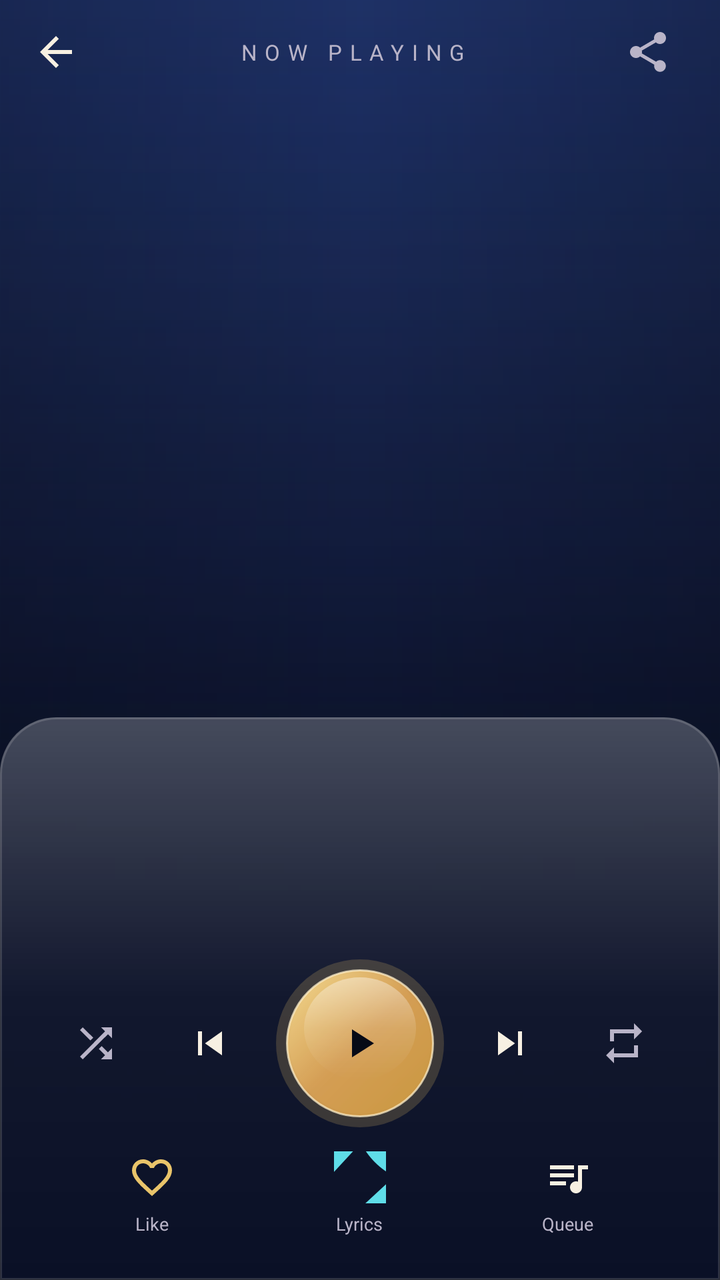
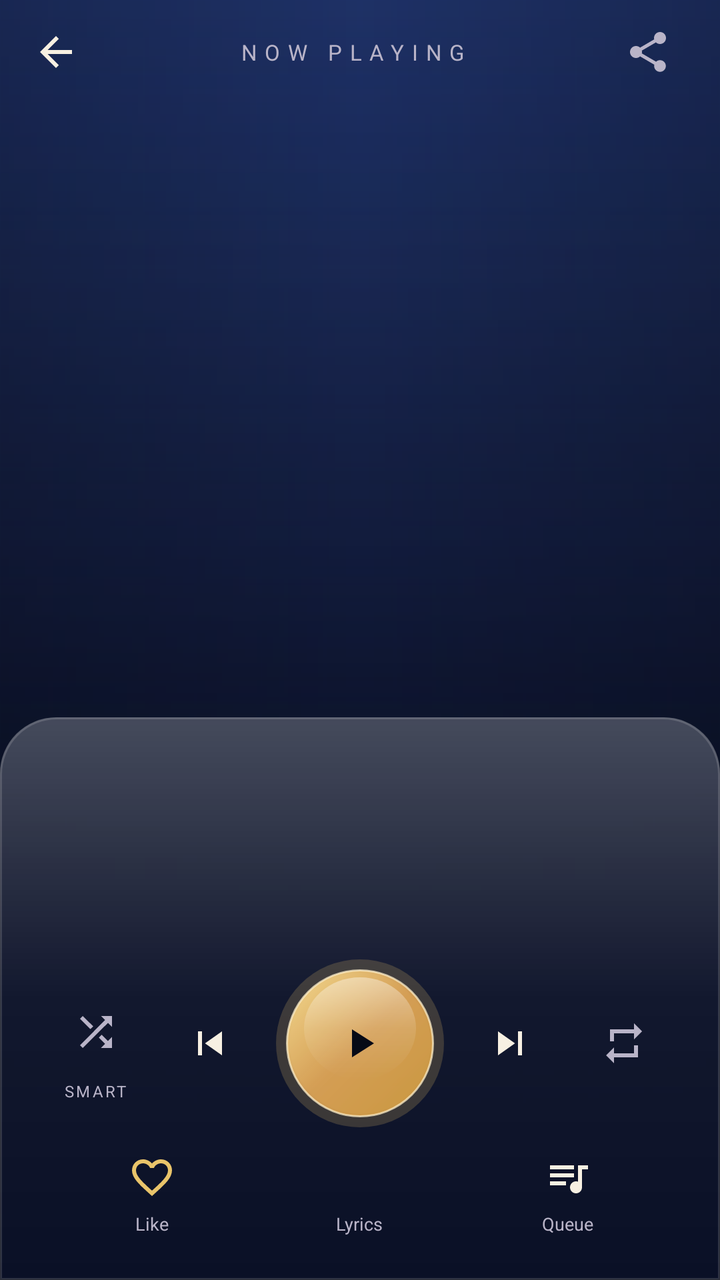

An Android layout rendered at two revisions. The XML below is the earlier revision; the diff shows what the commit changed to produce the second picture.
<!-- AndroidManifest.xml: application theme Theme.NightLight -->
<!-- res/layout/activity_now_playing.xml -->
<?xml version="1.0" encoding="utf-8"?>
<FrameLayout xmlns:android="http://schemas.android.com/apk/res/android"
    xmlns:app="http://schemas.android.com/apk/res-auto"
    android:id="@+id/now_playing_root"
    android:layout_width="match_parent"
    android:layout_height="match_parent"
    android:background="@drawable/bg_now_playing">

    
    <ImageView
        android:id="@+id/np_backdrop"
        android:layout_width="match_parent"
        android:layout_height="match_parent"
        android:alpha="0.52"
        android:contentDescription="@null"
        android:scaleType="centerCrop" />

    
    <View
        android:layout_width="match_parent"
        android:layout_height="match_parent"
        android:background="@drawable/bg_scrim_art" />

    <LinearLayout
        android:layout_width="match_parent"
        android:layout_height="match_parent"
        android:orientation="vertical">

        
        <LinearLayout
            android:layout_width="match_parent"
            android:layout_height="52dp"
            android:gravity="center_vertical"
            android:orientation="horizontal"
            android:paddingStart="8dp"
            android:paddingEnd="16dp">

            <ImageButton
                android:id="@+id/np_back"
                android:layout_width="40dp"
                android:layout_height="40dp"
                android:background="?attr/selectableItemBackgroundBorderless"
                android:contentDescription="@string/action_back"
                android:src="@drawable/ic_arrow_back"
                app:tint="@color/nightlight_cream" />

            <TextView
                android:layout_width="0dp"
                android:layout_height="wrap_content"
                android:layout_weight="1"
                android:gravity="center"
                android:letterSpacing="0.35"
                android:text="@string/now_playing_desc"
                android:textAllCaps="true"
                android:textColor="@color/nightlight_cream_dim"
                android:textSize="11sp" />

            <ImageButton
                android:id="@+id/np_share"
                android:layout_width="40dp"
                android:layout_height="40dp"
                android:background="?attr/selectableItemBackgroundBorderless"
                android:contentDescription="@string/action_share"
                android:src="@drawable/ic_share"
                app:tint="@color/nightlight_cream_dim" />
        </LinearLayout>

        
        <FrameLayout
            android:id="@+id/np_artwork_stage"
            android:layout_width="match_parent"
            android:layout_height="0dp"
            android:layout_weight="1"
            android:gravity="center">

            <View
                android:id="@+id/np_artwork_ring"
                android:layout_width="0dp"
                android:layout_height="0dp"
                android:background="@drawable/bg_artwork_stage" />

            <ImageView
                android:id="@+id/np_artwork"
                android:layout_width="0dp"
                android:layout_height="0dp"
                android:adjustViewBounds="false"
                android:background="@drawable/bg_artwork_placeholder_round"
                android:contentDescription="@string/artwork_desc"
                android:elevation="12dp"
                android:scaleType="centerCrop" />
        </FrameLayout>

        
        <LinearLayout
            android:layout_width="match_parent"
            android:layout_height="wrap_content"
            android:background="@drawable/bg_glass_panel"
            android:orientation="vertical"
            android:paddingStart="24dp"
            android:paddingTop="18dp"
            android:paddingEnd="24dp"
            android:paddingBottom="10dp">

            <TextView
                android:id="@+id/np_title"
                android:layout_width="match_parent"
                android:layout_height="wrap_content"
                android:ellipsize="end"
                android:fontFamily="sans-serif-medium"
                android:gravity="center"
                android:letterSpacing="0.01"
                android:maxLines="1"
                android:textColor="@color/nightlight_ivory"
                android:textSize="21sp"
                android:textStyle="bold" />

            <TextView
                android:id="@+id/np_artist"
                android:layout_width="match_parent"
                android:layout_height="wrap_content"
                android:layout_marginTop="4dp"
                android:ellipsize="end"
                android:gravity="center"
                android:letterSpacing="0.05"
                android:maxLines="1"
                android:textColor="@color/nightlight_cream_dim"
                android:textSize="13sp" />

            
            <SeekBar
                android:id="@+id/np_seek"
                android:layout_width="match_parent"
                android:layout_height="wrap_content"
                android:layout_marginTop="6dp"
                android:max="1000"
                android:minHeight="36dp"
                android:paddingStart="0dp"
                android:paddingEnd="0dp"
                android:progressDrawable="@drawable/bg_seek_progress"
                android:splitTrack="false"
                android:thumb="@drawable/bg_seek_thumb"
                android:thumbOffset="10dp" />

            <LinearLayout
                android:layout_width="match_parent"
                android:layout_height="wrap_content"
                android:layout_marginTop="-6dp"
                android:orientation="horizontal">

                <TextView
                    android:id="@+id/np_position"
                    android:layout_width="0dp"
                    android:layout_height="wrap_content"
                    android:layout_weight="1"
                    android:textColor="@color/nightlight_cream_dim"
                    android:textSize="11sp" />

                <TextView
                    android:id="@+id/np_duration"
                    android:layout_width="0dp"
                    android:layout_height="wrap_content"
                    android:gravity="end"
                    android:layout_weight="1"
                    android:textColor="@color/nightlight_cream_dim"
                    android:textSize="11sp" />
            </LinearLayout>

            
            <LinearLayout
                android:layout_width="match_parent"
                android:layout_height="wrap_content"
                android:layout_marginTop="2dp"
                android:gravity="center_vertical"
                android:orientation="horizontal">

                <ImageButton
                    android:id="@+id/np_shuffle"
                    android:layout_width="@dimen/control_button"
                    android:layout_height="@dimen/control_button"
                    android:background="?attr/selectableItemBackgroundBorderless"
                    android:contentDescription="@string/action_shuffle"
                    android:padding="12dp"
                    android:src="@drawable/ic_shuffle"
                    app:tint="@color/nightlight_cream_dim" />

                <Space
                    android:layout_width="0dp"
                    android:layout_height="1dp"
                    android:layout_weight="1" />

                <ImageButton
                    android:id="@+id/np_previous"
                    android:layout_width="54dp"
                    android:layout_height="54dp"
                    android:background="?attr/selectableItemBackgroundBorderless"
                    android:contentDescription="@string/action_previous"
                    android:padding="14dp"
                    android:src="@drawable/ic_skip_previous"
                    app:tint="@color/nightlight_cream" />

                <Space
                    android:layout_width="0dp"
                    android:layout_height="1dp"
                    android:layout_weight="1" />

                <ImageButton
                    android:id="@+id/np_play_pause"
                    android:layout_width="84dp"
                    android:layout_height="84dp"
                    android:background="@drawable/bg_play_button"
                    android:contentDescription="@string/cd_play_pause"
                    android:padding="24dp"
                    android:src="@drawable/ic_play"
                    app:tint="@color/nightlight_navy_deep" />

                <Space
                    android:layout_width="0dp"
                    android:layout_height="1dp"
                    android:layout_weight="1" />

                <ImageButton
                    android:id="@+id/np_next"
                    android:layout_width="54dp"
                    android:layout_height="54dp"
                    android:background="?attr/selectableItemBackgroundBorderless"
                    android:contentDescription="@string/action_next"
                    android:padding="14dp"
                    android:src="@drawable/ic_skip_next"
                    app:tint="@color/nightlight_cream" />

                <Space
                    android:layout_width="0dp"
                    android:layout_height="1dp"
                    android:layout_weight="1" />

                <ImageButton
                    android:id="@+id/np_repeat"
                    android:layout_width="@dimen/control_button"
                    android:layout_height="@dimen/control_button"
                    android:background="?attr/selectableItemBackgroundBorderless"
                    android:contentDescription="@string/action_repeat"
                    android:padding="12dp"
                    android:src="@drawable/ic_repeat"
                    app:tint="@color/nightlight_cream_dim" />
            </LinearLayout>

            
            <LinearLayout
                android:layout_width="match_parent"
                android:layout_height="wrap_content"
                android:layout_marginTop="6dp"
                android:layout_marginBottom="6dp"
                android:orientation="horizontal">

                <LinearLayout
                    android:id="@+id/np_like"
                    android:layout_width="0dp"
                    android:layout_height="wrap_content"
                    android:layout_weight="1"
                    android:background="?attr/selectableItemBackground"
                    android:clickable="true"
                    android:focusable="true"
                    android:gravity="center"
                    android:orientation="vertical"
                    android:paddingTop="6dp"
                    android:paddingBottom="6dp">

                    <ImageButton
                        android:id="@+id/np_like_icon"
                        android:layout_width="26dp"
                        android:layout_height="26dp"
                        android:background="@null"
                        android:contentDescription="@string/action_like"
                        android:padding="2dp"
                        android:src="@drawable/ic_favorite_border"
                        app:tint="@color/nightlight_gold" />

                    <TextView
                        android:layout_width="wrap_content"
                        android:layout_height="wrap_content"
                        android:layout_marginTop="4dp"
                        android:text="@string/action_like"
                        android:textColor="@color/nightlight_cream_dim"
                        android:textSize="9sp" />
                </LinearLayout>

                <LinearLayout
                    android:id="@+id/np_lyrics"
                    android:layout_width="0dp"
                    android:layout_height="wrap_content"
                    android:layout_weight="1"
                    android:background="?attr/selectableItemBackground"
                    android:clickable="true"
                    android:focusable="true"
                    android:gravity="center"
                    android:orientation="vertical"
                    android:paddingTop="6dp"
                    android:paddingBottom="6dp">

                    <ImageButton
                        android:id="@+id/np_lyrics_icon"
                        android:layout_width="26dp"
                        android:layout_height="26dp"
                        android:background="@null"
                        android:contentDescription="@string/lyrics_desc"
                        android:padding="2dp"
                        android:src="@drawable/ic_lyrics_sing"
                        app:tint="@color/nightlight_cyan" />

                    <TextView
                        android:layout_width="wrap_content"
                        android:layout_height="wrap_content"
                        android:layout_marginTop="4dp"
                        android:text="@string/lyrics_title"
                        android:textColor="@color/nightlight_cream_dim"
                        android:textSize="9sp" />
                </LinearLayout>

                <LinearLayout
                    android:id="@+id/np_queue"
                    android:layout_width="0dp"
                    android:layout_height="wrap_content"
                    android:layout_weight="1"
                    android:background="?attr/selectableItemBackground"
                    android:clickable="true"
                    android:focusable="true"
                    android:gravity="center"
                    android:orientation="vertical"
                    android:paddingTop="6dp"
                    android:paddingBottom="6dp">

                    <ImageButton
                        android:id="@+id/np_queue_icon"
                        android:layout_width="26dp"
                        android:layout_height="26dp"
                        android:background="@null"
                        android:contentDescription="@string/action_queue"
                        android:padding="2dp"
                        android:src="@drawable/ic_queue_music"
                        app:tint="@color/nightlight_cream" />

                    <TextView
                        android:layout_width="wrap_content"
                        android:layout_height="wrap_content"
                        android:layout_marginTop="4dp"
                        android:text="@string/action_queue"
                        android:textColor="@color/nightlight_cream_dim"
                        android:textSize="9sp" />
                </LinearLayout>
            </LinearLayout>
        </LinearLayout>
    </LinearLayout>
</FrameLayout>
<!-- resources referenced by this layout -->
<resources>
  <color name="nightlight_cream">#F7F0E2</color>
  <color name="nightlight_cream_dim">#B9B4C8</color>
  <color name="nightlight_cyan">#5FDDE8</color>
  <color name="nightlight_gold">#E9C46A</color>
  <color name="nightlight_ivory">#FFF9EC</color>
  <color name="nightlight_navy_deep">#070A16</color>
  <dimen name="control_button">48dp</dimen>
  <!-- drawable bg_scrim_art (drawable) -->
  <?xml version="1.0" encoding="utf-8"?>
  <shape xmlns:android="http://schemas.android.com/apk/res/android"
      android:shape="rectangle">
      <gradient
          android:angle="270"
          android:startColor="#55070A16"
          android:centerColor="#66070A16"
          android:endColor="#E6070A16" />
  </shape>
  <!-- drawable ic_arrow_back (drawable) -->
  <vector xmlns:android="http://schemas.android.com/apk/res/android"
      android:width="24dp" android:height="24dp"
      android:viewportWidth="24" android:viewportHeight="24">
      <path android:fillColor="#FFFFFFFF" android:pathData="M20,11L7.83,11l5.59,-5.59L12,4l-8,8 8,8 1.41,-1.41L7.83,13L20,13v-2z" />
  </vector>
  <!-- drawable ic_lyrics_sing: png bitmap (drawable-nodpi, 12471 bytes) -->
  <!-- drawable ic_play (drawable) -->
  <vector xmlns:android="http://schemas.android.com/apk/res/android"
      android:width="24dp" android:height="24dp"
      android:viewportWidth="24" android:viewportHeight="24">
      <path android:fillColor="#FFFFFFFF" android:pathData="M8,5v14l11,-7z" />
  </vector>
  <!-- drawable ic_repeat (drawable) -->
  <vector xmlns:android="http://schemas.android.com/apk/res/android"
      android:width="24dp" android:height="24dp"
      android:viewportWidth="24" android:viewportHeight="24">
      <path android:fillColor="#FFFFFFFF" android:pathData="M7,7h10v3l4,-4 -4,-4v3L5,5v6h2L7,7zM17,17L7,17v-3l-4,4 4,4v-3h12v-6h-2v4z" />
  </vector>
  <!-- drawable ic_skip_next (drawable) -->
  <vector xmlns:android="http://schemas.android.com/apk/res/android"
      android:width="24dp" android:height="24dp"
      android:viewportWidth="24" android:viewportHeight="24">
      <path android:fillColor="#FFFFFFFF" android:pathData="M6,18l8.5,-6L6,6v12zM16,6v12h2L18,6h-2z" />
  </vector>
  <!-- drawable ic_skip_previous (drawable) -->
  <vector xmlns:android="http://schemas.android.com/apk/res/android"
      android:width="24dp" android:height="24dp"
      android:viewportWidth="24" android:viewportHeight="24">
      <path android:fillColor="#FFFFFFFF" android:pathData="M6,6h2v12L6,18zM9.5,12l8.5,6L18,6z" />
  </vector>
  <string name="action_back">Back</string>
  <string name="action_like">Like</string>
  <string name="action_next">Next</string>
  <string name="action_previous">Previous</string>
  <string name="action_queue">Queue</string>
  <string name="action_repeat">Repeat</string>
  <string name="action_share">Share</string>
  <string name="action_shuffle">Shuffle</string>
  <string name="artwork_desc">Album artwork</string>
  <string name="cd_play_pause">Play or pause</string>
  <string name="lyrics_desc">Show synchronized lyrics</string>
  <string name="lyrics_title">Lyrics</string>
  <string name="now_playing_desc">Now playing</string>
  <color name="nightlight_navy_soft">#1A2140</color>
  <color name="transparent">#00000000</color>
  <color name="glass_panel">#E60B1128</color>
  <color name="glass_stroke">#26FFFFFF</color>
  <color name="nightlight_navy">#10142B</color>
  <color name="nightlight_navy_card">#151B38</color>
  <color name="nightlight_error">#E76F51</color>
  <!-- unchanged entries left out for length: 13 -->
</resources>

<!-- the commit's change to res/layout/activity_now_playing.xml (unified diff, before → after) -->
@@ -173,15 +173,31 @@
                 android:gravity="center_vertical"
                 android:orientation="horizontal">
 
-                <ImageButton
-                    android:id="@+id/np_shuffle"
-                    android:layout_width="@dimen/control_button"
-                    android:layout_height="@dimen/control_button"
-                    android:background="?attr/selectableItemBackgroundBorderless"
-                    android:contentDescription="@string/action_shuffle"
-                    android:padding="12dp"
-                    android:src="@drawable/ic_shuffle"
-                    app:tint="@color/nightlight_cream_dim" />
+                <LinearLayout
+                    android:layout_width="wrap_content"
+                    android:layout_height="wrap_content"
+                    android:gravity="center_horizontal"
+                    android:orientation="vertical">
+
+                    <ImageButton
+                        android:id="@+id/np_shuffle"
+                        android:layout_width="@dimen/control_button"
+                        android:layout_height="@dimen/control_button"
+                        android:background="?attr/selectableItemBackgroundBorderless"
+                        android:contentDescription="@string/action_shuffle"
+                        android:padding="12dp"
+                        android:src="@drawable/ic_shuffle"
+                        app:tint="@color/nightlight_cream_dim" />
+
+                    <TextView
+                        android:id="@+id/np_shuffle_label"
+                        android:layout_width="wrap_content"
+                        android:layout_height="wrap_content"
+                        android:letterSpacing="0.14"
+                        android:text="SMART"
+                        android:textColor="@color/nightlight_cream_dim"
+                        android:textSize="8sp" />
+                </LinearLayout>
 
                 <Space
                     android:layout_width="0dp"
@@ -304,8 +320,8 @@
                         android:background="@null"
                         android:contentDescription="@string/lyrics_desc"
                         android:padding="2dp"
-                        android:src="@drawable/ic_lyrics_sing"
-                        app:tint="@color/nightlight_cyan" />
+                        android:src="@drawable/ic_lyrics"
+                        app:tint="@color/lyrics_icon_tint" />
 
                     <TextView
                         android:layout_width="wrap_content"
<!-- resource entries referenced after the edit -->
@@ -2,7 +2,6 @@
 <resources>
   <color name="nightlight_cream">#F7F0E2</color>
   <color name="nightlight_cream_dim">#B9B4C8</color>
-  <color name="nightlight_cyan">#5FDDE8</color>
   <color name="nightlight_gold">#E9C46A</color>
   <color name="nightlight_ivory">#FFF9EC</color>
   <color name="nightlight_navy_deep">#070A16</color>
@@ -23,7 +22,16 @@
       android:viewportWidth="24" android:viewportHeight="24">
       <path android:fillColor="#FFFFFFFF" android:pathData="M20,11L7.83,11l5.59,-5.59L12,4l-8,8 8,8 1.41,-1.41L7.83,13L20,13v-2z" />
   </vector>
-  <!-- drawable ic_lyrics_sing: png bitmap (drawable-nodpi, 12471 bytes) -->
+  <!-- drawable ic_lyrics (drawable) -->
+  <vector xmlns:android="http://schemas.android.com/apk/res/android"
+      android:width="24dp"
+      android:height="24dp"
+      android:viewportWidth="24"
+      android:viewportHeight="24">
+      <path
+          android:fillColor="#FFFFFFFF"
+          android:pathData="M6,17h3l2,-4V7H5v6h3L6,17zM14,17h3l2,-4V7h-6v6h3L14,17z" />
+  </vector>
   <!-- drawable ic_play (drawable) -->
   <vector xmlns:android="http://schemas.android.com/apk/res/android"
       android:width="24dp" android:height="24dp"
